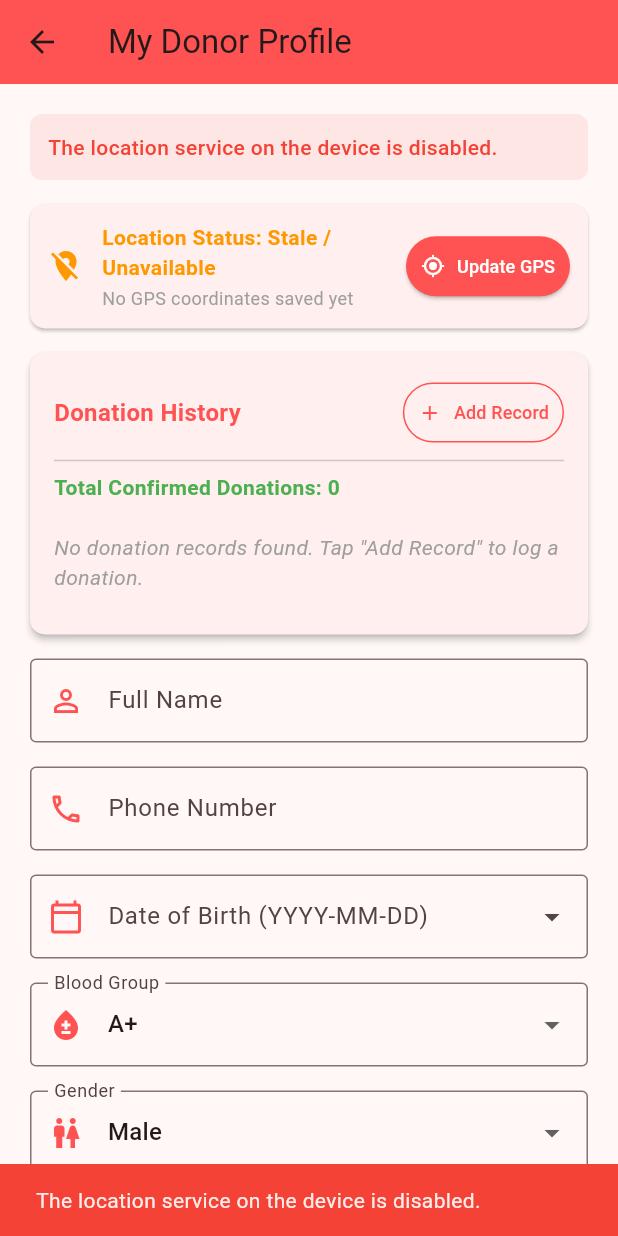
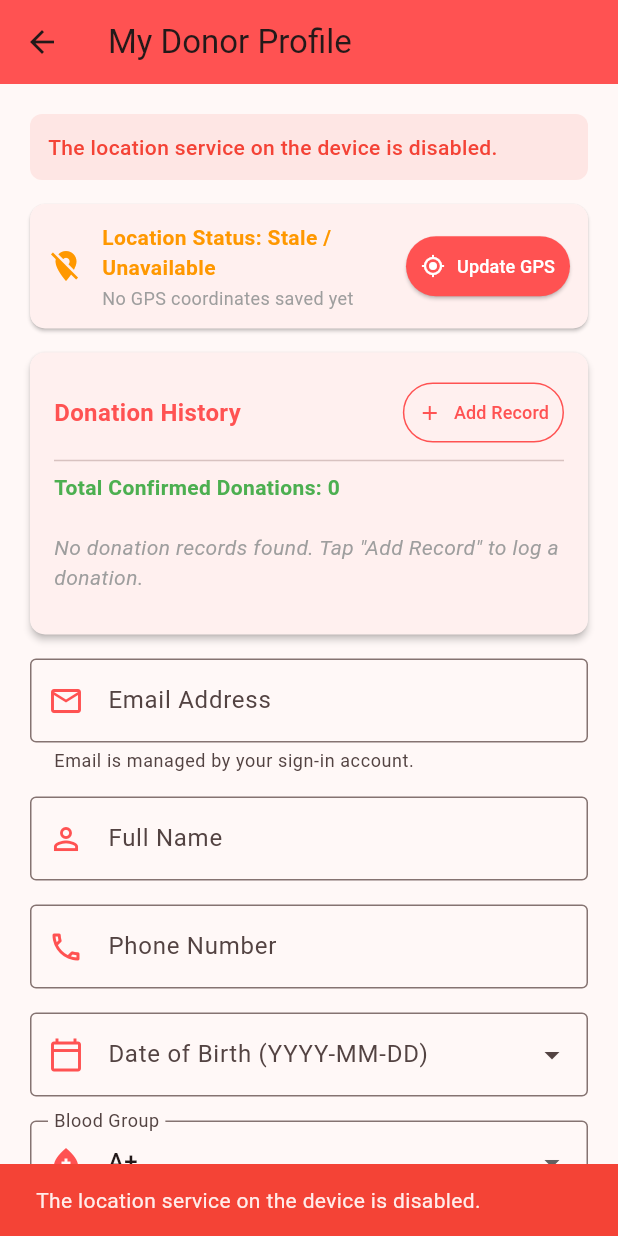
Before and after one commit to babuhaque/Sholovvo_Blood_Donation_App, a Flutter app: the ProfileScreen screen opened directly, after a tap on "Update GPS", on a phone screen of 412 x 824 dp. Run offline on Flutter 3.47's test engine with Material 3 defaults, Android fonts, the phone set to English and light mode, and no system bars; our stand-ins replace cloud_firestore, firebase_auth, firebase_core, geolocator, google_maps_flutter, image_picker and 2 more; accounts and stored records are empty.

Commit message:
Show registered email on profile screen

```diff
--- a/lib/screens/profile_screen.dart
+++ b/lib/screens/profile_screen.dart
@@ -663,6 +663,17 @@ class _ProfileScreenState extends State<ProfileScreen> {
                     ),
 
                     TextFormField(
+                      initialValue: _currentUser?.email ?? '',
+                      readOnly: true,
+                      decoration: const InputDecoration(
+                        labelText: 'Email Address',
+                        prefixIcon: Icon(Icons.email_outlined, color: Colors.redAccent),
+                        helperText: 'Email is managed by your sign-in account.',
+                        border: OutlineInputBorder(),
+                      ),
+                    ),
+                    const SizedBox(height: 16),
+                    TextFormField(
                       controller: _fullNameController,
                       decoration: const InputDecoration(
                         labelText: 'Full Name',
```
